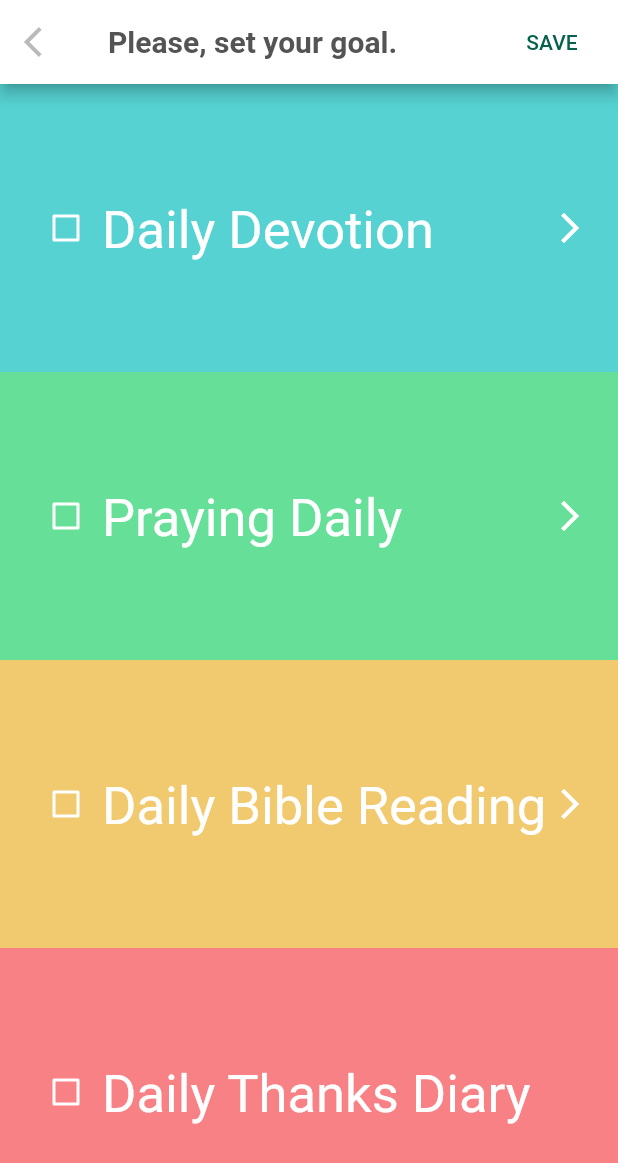
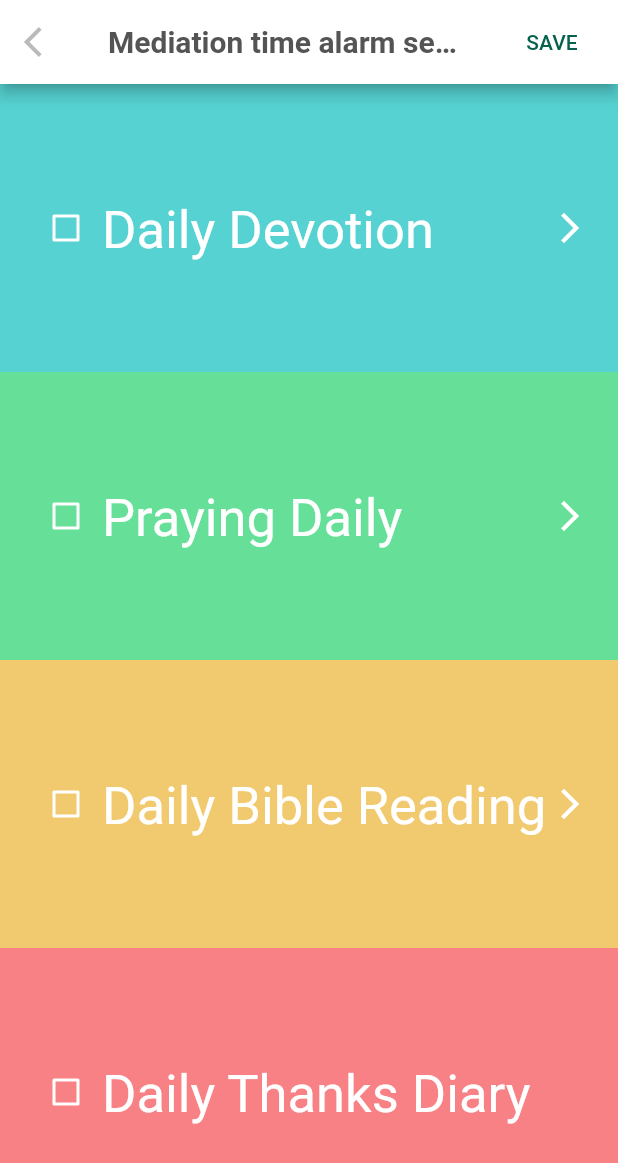
Before and after one commit to myunghwapark/christian_ordinary_life, a Flutter app: the GoalSetting screen opened by its route, on a phone screen of 412 x 824 dp. Shown: the top 1163 px of the screen. Run offline on Flutter 3.47's test engine with Material 2 defaults, Android fonts, the light colour scheme and no system bars; our stand-ins replace font_awesome_flutter; missing offline and left inert: flutter_cupertino_date_picker.

Commit message:
Completed screen UI of dairy qt setting

```diff
--- a/assets/locale/en.json
+++ b/assets/locale/en.json
@@ -20,5 +20,10 @@
     "daily_qt": "Daily Devotion",
     "daily_praying": "Praying Daily",
     "daily_bible": "Daily Bible Reading",
-    "daily_thank": "Daily Thanks Diary"
+    "daily_thank": "Daily Thanks Diary",
+    "qt_notice_setting_title": "Mediation time alarm setting",
+    "qt_notice_setting_ment": "Do you want to set a meditation time alarm?",
+    "yes": "Yes",
+    "no": "No",
+    "qt_time": "QT Time"
 }
--- a/lib/src/common/colors.dart
+++ b/lib/src/common/colors.dart
@@ -13,6 +13,7 @@ class AppColors {
   static Color mint = HexColor('#66e098');
   static Color lightOrange = HexColor('#f1c96e');
   static Color lightPink = HexColor('#f88185');
+  static Color moss = HexColor('#018181');
 
 }
 
--- /dev/null
+++ b/lib/src/component/appBarComponent.dart
@@ -0,0 +1,29 @@
+import 'package:flutter/material.dart';
+import '../common/colors.dart';
+
+Widget appBarComponent(BuildContext context, String title, GestureTapCallback onTap, Widget actionWidget) {
+  return AppBar(
+      title: Text(
+        title,
+        style: TextStyle(
+          color: AppColors.darkGray,
+          fontWeight: FontWeight.bold
+        ),
+      ),
+      backgroundColor: Colors.white,
+
+      iconTheme: new IconThemeData(
+        color: AppColors.lightGray,
+      ),
+
+      leading: new IconButton(
+        icon: new Icon(Icons.arrow_back_ios),
+        onPressed: onTap == null? () => {
+          Navigator.pop(context)
+        } : onTap,
+      ),
+
+      actions: actionWidget != null ? <Widget>[actionWidget] : [],
+
+    );
+}
--- a/lib/src/screens/goalSetting.dart
+++ b/lib/src/screens/goalSetting.dart
@@ -1,6 +1,8 @@
 import 'package:flutter/material.dart';
 import '../common/translations.dart';
 import '../common/colors.dart';
+import 'goalSettingDetail.dart';
+import '../component/appBarComponent.dart';
 
 class GoalSetting extends StatefulWidget {
   @override
@@ -38,7 +40,13 @@ class GoalSettingState extends State<GoalSetting> {
         flex: 1,
         child: InkWell(
           onTap: () => {
-            debugPrint(target)
+            debugPrint(target),
+            if(target == 'qt') {
+              Navigator.push(
+                context,
+                MaterialPageRoute(builder: (context) => GoalSettingDetail())
+              )
+            }
           },
           child: Container(
             color: bgColor,
@@ -89,38 +97,23 @@ class GoalSettingState extends State<GoalSetting> {
   _save() {
 
   }
+
+  _goToMain() {
+    Navigator.pushReplacementNamed(context, '/');
+  }
+
+  Widget actionIcon() {
+    return FlatButton(
+      child: Text(Translations.of(context).trans('save')),
+      onPressed: _save,
+      textColor: AppColors.greenPoint,
+    );
+  }
+
   @override
   Widget build(BuildContext context) {
     return Scaffold(
-        appBar: AppBar(
-            title: Text(
-                Translations.of(context).trans('title_goal_setting'),
-                style: TextStyle(
-                  color: AppColors.darkGray,
-                  fontWeight: FontWeight.bold,
-                ),
-            ),
-            backgroundColor: Colors.white,
-
-            iconTheme: new IconThemeData(
-              color: AppColors.lightGray,
-            ),
-
-            leading: new IconButton(
-              icon: new Icon(Icons.arrow_back_ios),
-              onPressed: () => {
-                Navigator.pushReplacementNamed(context, '/')
-              },
-            ),
-
-            actions: <Widget>[
-              FlatButton(
-                child: Text(Translations.of(context).trans('save')),
-                onPressed: _save,
-                textColor: AppColors.greenPoint,
-              )
-            ],
-        ),
+        appBar: appBarComponent(context, Translations.of(context).trans('qt_notice_setting_title'), _goToMain, actionIcon()),
         body: Column(
             children: [
               _createGoal('qt', Translations.of(context).trans('daily_qt'), AppColors.blueSky, _qtVar),
--- a/pubspec.yaml
+++ b/pubspec.yaml
@@ -35,6 +35,7 @@ dependencies:
   font_awesome_flutter: 8.7.0
   feather_icons_flutter: ">=4.7.4"
   intl: ^0.16.1
+  flutter_cupertino_date_picker: ^1.0.26+2
 
 dev_dependencies:
   flutter_test:
```
Also changed, not shown: assets/locale/ko.json (+6 -1 lines), lib/src/screens/goalSettingDetail.dart (added, +191 -0 lines), pubspec.lock.
